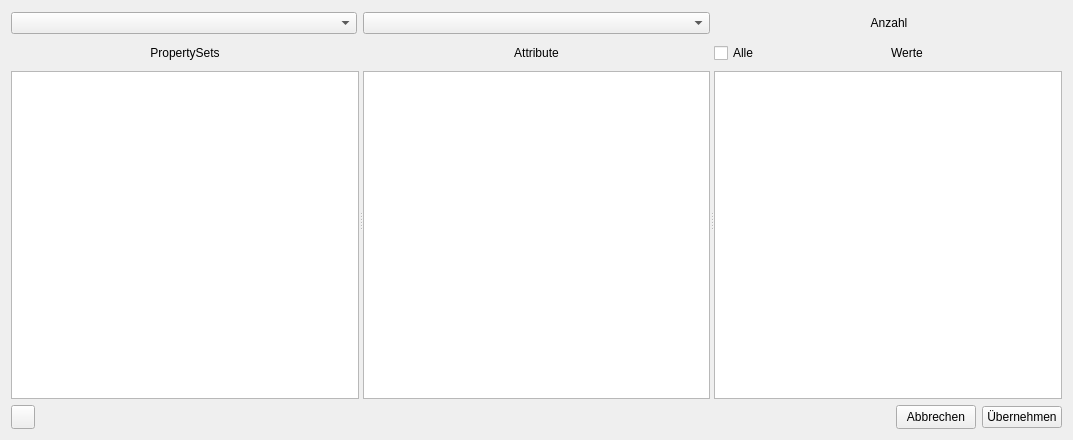
First picture: the form in som_gui/module/attribute_import/qt/AttributeImport.ui, repository c-mellueh/SOM-Toolkit, before the edit.
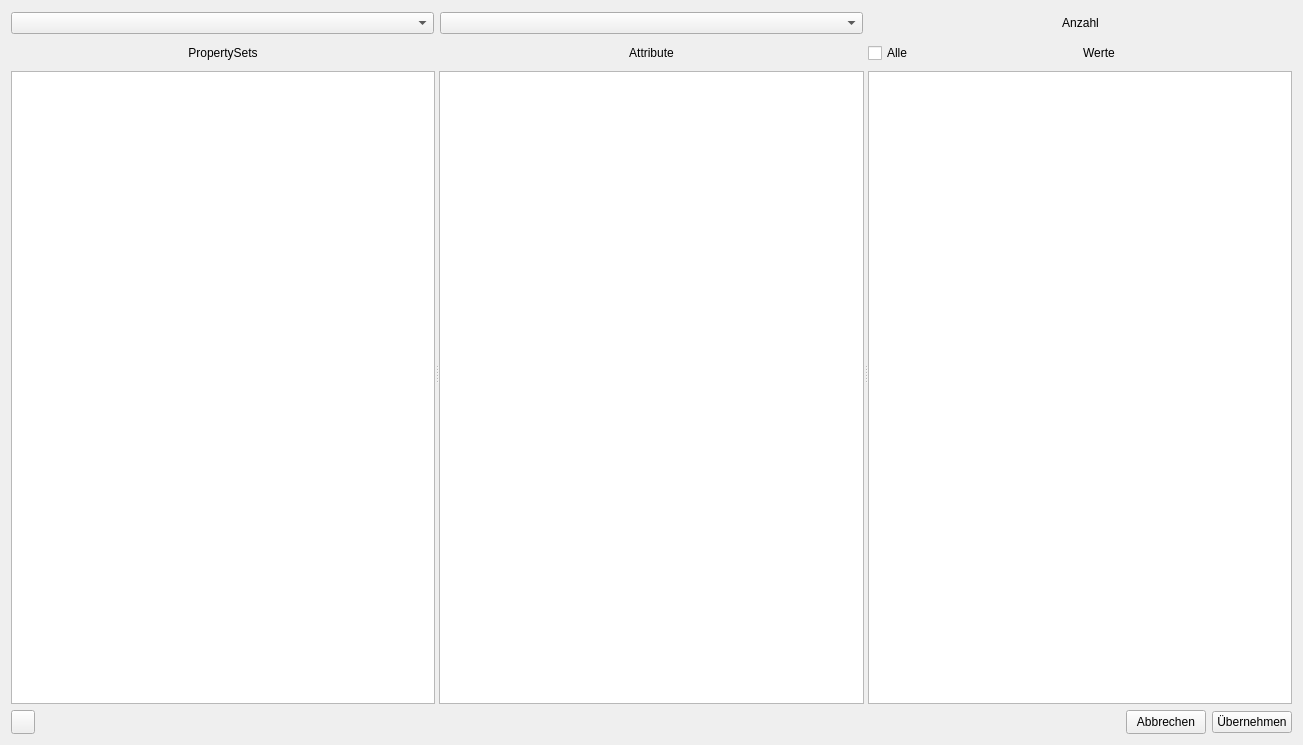
Second picture: the form after the edit. Custom widgets are drawn as their Qt base class.

```diff
--- a/som_gui/module/attribute_import/qt/AttributeImport.ui
+++ b/som_gui/module/attribute_import/qt/AttributeImport.ui
@@ -6,8 +6,8 @@
    <rect>
     <x>0</x>
     <y>0</y>
-    <width>1073</width>
-    <height>440</height>
+       <width>1303</width>
+       <height>745</height>
    </rect>
   </property>
   <property name="sizePolicy">
```
